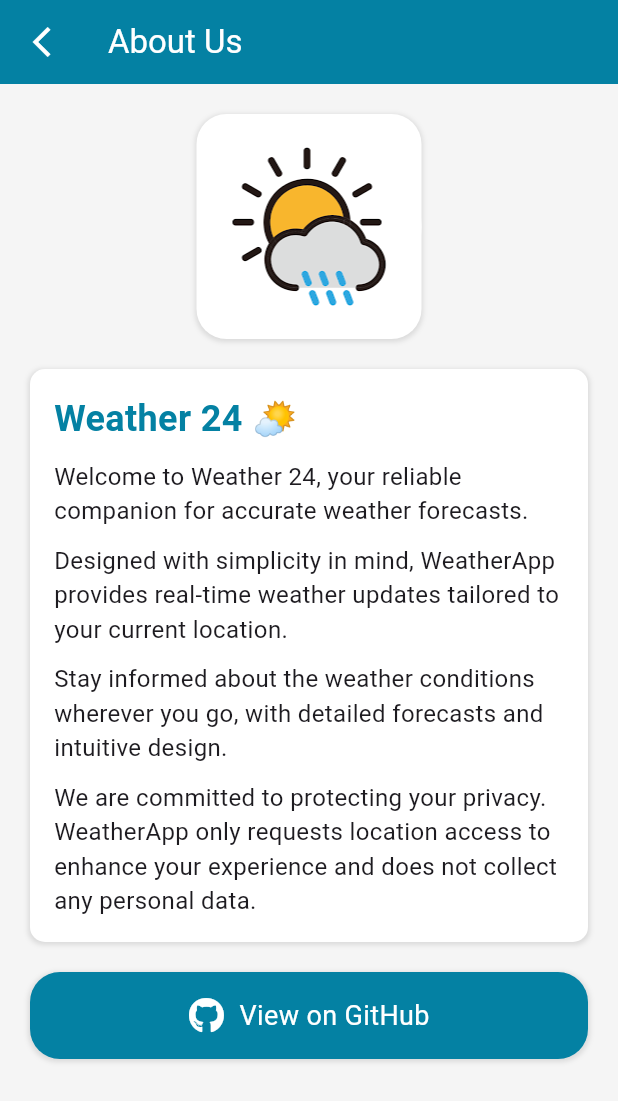
After one commit to borennmorm/weather, a Flutter app: the AboutUsScreen screen opened directly, on a phone screen of 412 x 824 dp. The commit adds this screen. Shown: the top 1101 px of the screen. Run offline on Flutter 3.47's test engine with Material 3 defaults, Android fonts, the phone set to English and light mode, and no system bars; our stand-ins replace flutter_spinkit, font_awesome_flutter, geocoding, geolocator, get.

Commit message:
final update

```diff
--- a/analysis_options.yaml
+++ b/analysis_options.yaml
@@ -1,6 +1,9 @@
 analyzer:
   errors:
+    avoid_print: ignore
     constant_identifier_names: ignore
+    deprecated_member_use: ignore
+    library_private_types_in_public_api: ignore
     non_constant_identifier_names: ignore
     unnecessary_string_interpolations: ignore
     use_key_in_widget_constructors: ignore
--- /dev/null
+++ b/lib/views/about_screen.dart
@@ -0,0 +1,162 @@
+import 'package:flutter/material.dart';
+import 'package:get/get.dart';
+import 'package:url_launcher/url_launcher.dart';
+import 'package:font_awesome_flutter/font_awesome_flutter.dart';
+
+class AboutUsScreen extends StatelessWidget {
+  @override
+  Widget build(BuildContext context) {
+    return Scaffold(
+      appBar: AppBar(
+        title: const Text(
+          'About Us',
+          style: TextStyle(color: Colors.white),
+        ),
+        backgroundColor: const Color.fromARGB(255, 4, 129, 163),
+        leading: IconButton(
+          icon: const Icon(Icons.arrow_back_ios_sharp, color: Colors.white),
+          onPressed: () => Get.back(),
+        ),
+      ),
+      backgroundColor: Colors.grey[100],
+      body: SingleChildScrollView(
+        padding: const EdgeInsets.all(20.0),
+        child: Column(
+          crossAxisAlignment: CrossAxisAlignment.center,
+          children: [
+            // Logo
+            Container(
+              width: 150,
+              height: 150,
+              decoration: BoxDecoration(
+                color: Colors.white,
+                borderRadius: BorderRadius.circular(20),
+                boxShadow: [
+                  BoxShadow(
+                    color: Colors.grey.withOpacity(0.3),
+                    spreadRadius: 1,
+                    blurRadius: 2,
+                    offset: const Offset(0, 1),
+                  ),
+                ],
+              ),
+              child: ClipOval(
+                child: Image.asset(
+                  'assets/images/Logo.png',
+                  fit: BoxFit.cover,
+                ),
+              ),
+            ),
+            const SizedBox(height: 20.0),
+
+            // App Description
+            Container(
+              width: double.infinity,
+              padding: const EdgeInsets.all(16),
+              decoration: BoxDecoration(
+                color: Colors.white,
+                borderRadius: BorderRadius.circular(10),
+                boxShadow: [
+                  BoxShadow(
+                    color: Colors.grey.withOpacity(0.3),
+                    spreadRadius: 1,
+                    blurRadius: 2,
+                    offset: const Offset(0, 1),
+                  ),
+                ],
+              ),
+              child: const Column(
+                crossAxisAlignment: CrossAxisAlignment.start,
+                children: [
+                  Text(
+                    'Weather 24 🌤️',
+                    style: TextStyle(
+                      fontSize: 24.0,
+                      fontWeight: FontWeight.bold,
+                      color: Color.fromARGB(255, 4, 129, 163),
+                    ),
+                  ),
+                  SizedBox(height: 10.0),
+                  Text(
+                    'Welcome to Weather 24, your reliable companion for accurate weather forecasts.',
+                    style: TextStyle(fontSize: 16.0),
+                  ),
+                  SizedBox(height: 10.0),
+                  Text(
+                    'Designed with simplicity in mind, WeatherApp provides real-time weather updates tailored to your current location.',
+                    style: TextStyle(fontSize: 16.0),
+                  ),
+                  SizedBox(height: 10.0),
+                  Text(
+                    'Stay informed about the weather conditions wherever you go, with detailed forecasts and intuitive design.',
+                    style: TextStyle(fontSize: 16.0),
+                  ),
+                  SizedBox(height: 10.0),
+                  Text(
+                    'We are committed to protecting your privacy. WeatherApp only requests location access to enhance your experience and does not collect any personal data.',
+                    style: TextStyle(fontSize: 16.0),
+                  ),
+                ],
+              ),
+            ),
+            const SizedBox(height: 20.0),
+
+            // GitHub Link
+            GestureDetector(
+              onTap: () {
+                _launchURL('https://github.com/borinmorm21/weather');
+                print("Press");
+              },
+              child: Container(
+                width: double.infinity,
+                padding: const EdgeInsets.all(16),
+                decoration: BoxDecoration(
+                  color: const Color.fromARGB(255, 4, 129, 163),
+                  borderRadius: BorderRadius.circular(20),
+                  boxShadow: [
+                    BoxShadow(
+                      color: Colors.grey.withOpacity(0.3),
+                      spreadRadius: 1,
+                      blurRadius: 2,
+                      offset: const Offset(0, 1),
+                    ),
+                  ],
+                ),
+                child: const Row(
+                  mainAxisAlignment: MainAxisAlignment.center,
+                  children: [
+                    Icon(
+                      FontAwesomeIcons.github,
+                      color: Colors.white,
+                    ),
+                    SizedBox(width: 10.0),
+                    Text(
+                      'View on GitHub',
+                      style: TextStyle(
+                        fontSize: 18.0,
+                        color: Colors.white,
+                      ),
+                    ),
+                  ],
+                ),
+              ),
+            ),
+          ],
+        ),
+      ),
+    );
+  }
+}
+
+Future<void> _launchURL(String url) async {
+  try {
+    if (await canLaunch(url)) {
+      await launch(url);
+    } else {
+      throw 'Could not launch $url';
+    }
+  } catch (e) {
+    print('Error launching URL: $e');
+    // Optionally show a snackbar or dialog to inform the user of the error
+  }
+}
--- a/lib/views/hourly_screen.dart
+++ b/lib/views/hourly_screen.dart
@@ -199,7 +199,7 @@ class HourlyDetailScreen extends StatelessWidget {
                           ),
                         ],
                       ),
-                      Spacer()
+                      const Spacer()
                     ],
                   ),
                 ),
--- a/lib/views/search_screen.dart
+++ b/lib/views/search_screen.dart
@@ -19,7 +19,7 @@ class SearchScreen extends StatelessWidget {
           icon: const Icon(Icons.arrow_back_ios_sharp, color: Colors.white),
           onPressed: () => Get.back(),
         ),
-        backgroundColor: const Color(0xFF00566D),
+        backgroundColor: const Color.fromARGB(255, 4, 129, 163),
       ),
       body: Padding(
         padding: const EdgeInsets.all(16.0),
@@ -45,7 +45,7 @@ class SearchScreen extends StatelessWidget {
                 }
               },
               style: ElevatedButton.styleFrom(
-                backgroundColor: const Color(0xFF00566D), // Background color
+                backgroundColor: const Color.fromARGB(255, 4, 129, 163),
                 foregroundColor: Colors.white, // Text color
                 padding: const EdgeInsets.symmetric(
                     horizontal: 24, vertical: 12), // Button padding
```
Also changed, not shown: lib/views/feedback_screen.dart (added, +156 -0 lines), lib/views/home_screen.dart (+7 -3 lines), lib/views/widgets/drawer.dart (+8 -7 lines), pubspec.yaml (+10 -0 lines), assets/images/Logo.png, assets/images/logo.webp (added), pubspec.lock, 29 other files.
